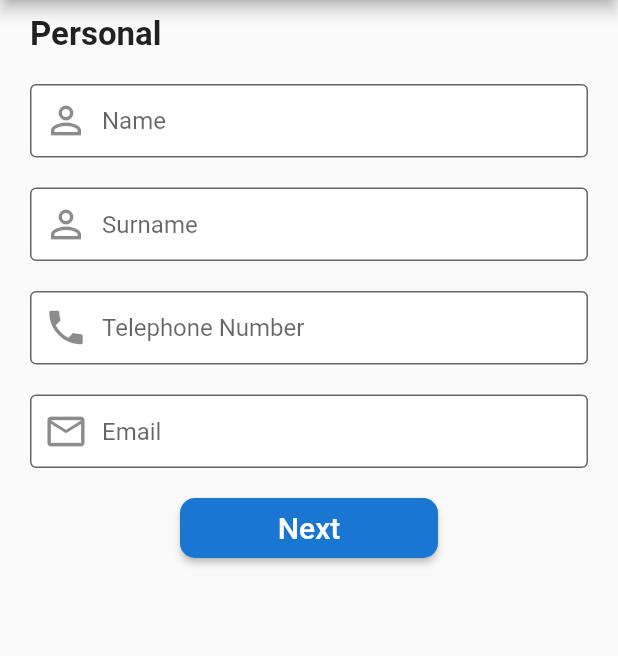
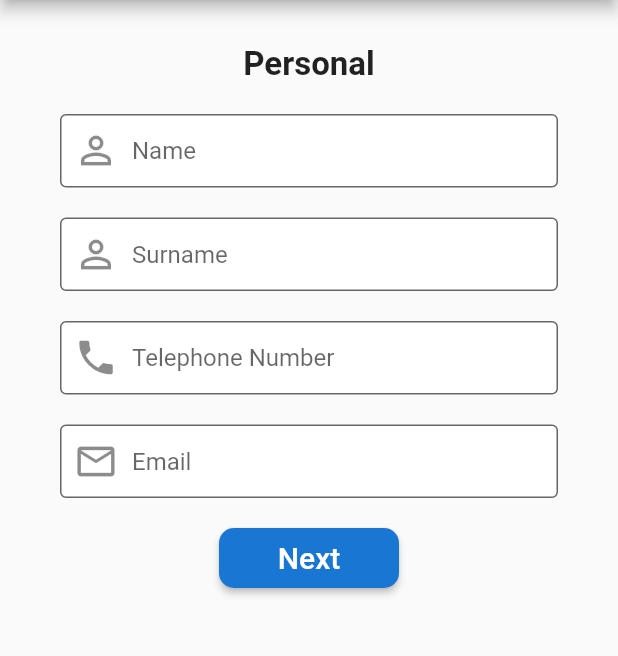
Before and after one commit to pinyada-sengate/xpress_documents, a Flutter app: the AddCustomerScreen screen opened directly, on a phone screen of 412 x 824 dp, the part 84-740 px from its top. Run offline on Flutter 3.47's test engine with Material 2 defaults, Android fonts, the phone set to English and light mode, and no system bars; our stand-ins replace cloud_firestore, firebase_core; accounts and stored records are empty.

Commit message:
refactor add customer and add validation

```diff
--- a/lib/screens/add_customer_screen.dart
+++ b/lib/screens/add_customer_screen.dart
@@ -2,8 +2,8 @@ import 'package:cloud_firestore/cloud_firestore.dart';
 import 'package:flutter/material.dart';
 
 import '../data/data.dart';
-import '../models/customer.dart';
 import 'add_customer_address_screen.dart';
+import '../mixins/validation_mixin.dart';
 
 class AddCustomerScreen extends StatefulWidget {
   const AddCustomerScreen({Key? key}) : super(key: key);
@@ -12,9 +12,16 @@ class AddCustomerScreen extends StatefulWidget {
   State<AddCustomerScreen> createState() => _AddCustomerScreenState();
 }
 
-class _AddCustomerScreenState extends State<AddCustomerScreen> {
-  CollectionReference _customerCollection =
+class _AddCustomerScreenState extends State<AddCustomerScreen>
+    with ValidationMixin {
+  final formKey = GlobalKey<FormState>();
+  final CollectionReference _customerCollection =
       FirebaseFirestore.instance.collection('customers');
+
+  String name = '';
+  String surname = '';
+  String telephoneNumber = '';
+  String email = '';
 
   @override
   Widget build(BuildContext context) {
@@ -25,8 +32,15 @@ class _AddCustomerScreenState extends State<AddCustomerScreen> {
       ),
       body: ListView(
         children: <Widget>[
+          Container(
+            margin: EdgeInsets.all(20.0),
+            child: Form(
+              key: formKey,
+              child: Column(
+                children: <Widget>[
                   const Padding(
-            padding: EdgeInsets.symmetric(horizontal: 20.0, vertical: 10.0),
+                    padding:
+                        EdgeInsets.symmetric(horizontal: 20.0, vertical: 10.0),
                     child: Text(
                       'Personal',
                       style: TextStyle(
@@ -35,10 +49,26 @@ class _AddCustomerScreenState extends State<AddCustomerScreen> {
                       ),
                     ),
                   ),
-          const Padding(
-            padding: EdgeInsets.symmetric(horizontal: 20.0, vertical: 10.0),
-            child: TextField(
-              decoration: InputDecoration(
+                  nameField(),
+                  surnameField(),
+                  telephoneNumberField(),
+                  emailField(),
+                  submitButton(),
+                ],
+              ),
+            ),
+          ),
+        ],
+      ),
+    );
+  }
+
+  Widget nameField() {
+    return Padding(
+      padding: const EdgeInsets.symmetric(horizontal: 20.0, vertical: 10.0),
+      child: TextFormField(
+        keyboardType: TextInputType.name,
+        decoration: const InputDecoration(
           contentPadding: EdgeInsets.symmetric(vertical: 15.0),
           fillColor: Colors.white,
           filled: true,
@@ -53,12 +83,21 @@ class _AddCustomerScreenState extends State<AddCustomerScreen> {
             size: 30.0,
           ),
         ),
+        validator: validateName,
+        onSaved: (value) {
+          print('name: $value');
+          name = value!;
+        },
       ),
-          ),
-          const Padding(
-            padding: EdgeInsets.symmetric(horizontal: 20.0, vertical: 10.0),
-            child: TextField(
-              decoration: InputDecoration(
+    );
+  }
+
+  Widget surnameField() {
+    return Padding(
+      padding: const EdgeInsets.symmetric(horizontal: 20.0, vertical: 10.0),
+      child: TextFormField(
+        keyboardType: TextInputType.name,
+        decoration: const InputDecoration(
           contentPadding: EdgeInsets.symmetric(vertical: 15.0),
           fillColor: Colors.white,
           filled: true,
@@ -73,12 +112,21 @@ class _AddCustomerScreenState extends State<AddCustomerScreen> {
             size: 30.0,
           ),
         ),
+        validator: validateName,
+        onSaved: (value) {
+          print('surname: $value');
+          surname = value!;
+        },
       ),
-          ),
-          const Padding(
-            padding: EdgeInsets.symmetric(horizontal: 20.0, vertical: 10.0),
-            child: TextField(
-              decoration: InputDecoration(
+    );
+  }
+
+  Widget telephoneNumberField() {
+    return Padding(
+      padding: const EdgeInsets.symmetric(horizontal: 20.0, vertical: 10.0),
+      child: TextFormField(
+        keyboardType: TextInputType.phone,
+        decoration: const InputDecoration(
           contentPadding: EdgeInsets.symmetric(vertical: 15.0),
           fillColor: Colors.white,
           filled: true,
@@ -93,12 +141,20 @@ class _AddCustomerScreenState extends State<AddCustomerScreen> {
             size: 30.0,
           ),
         ),
+        validator: validateTelephoneNumber,
+        onSaved: (value) {
+          print('telephone number: $value');
+          telephoneNumber = value!;
+        },
       ),
-          ),
-          const Padding(
-            padding: EdgeInsets.symmetric(horizontal: 20.0, vertical: 10.0),
-            child: TextField(
-              decoration: InputDecoration(
+    );
+  }
+
+  Widget emailField() {
+    return Padding(
+      padding: const EdgeInsets.symmetric(horizontal: 20.0, vertical: 10.0),
+      child: TextFormField(
+        decoration: const InputDecoration(
           contentPadding: EdgeInsets.symmetric(vertical: 15.0),
           fillColor: Colors.white,
           filled: true,
@@ -113,27 +169,37 @@ class _AddCustomerScreenState extends State<AddCustomerScreen> {
             size: 30.0,
           ),
         ),
+        validator: validateEmail,
+        onSaved: (value) {
+          print('email: $value');
+          email = value!;
+        },
       ),
-          ),
-          Padding(
-            padding:
-                const EdgeInsets.symmetric(horizontal: 120.0, vertical: 10.0),
+    );
+  }
+
+  Widget submitButton() {
+    return Padding(
+      padding: const EdgeInsets.symmetric(vertical: 10.0),
       child: SizedBox(
         height: 40,
+        width: 120,
         child: ElevatedButton(
           onPressed: () async {
-                  // TODO: form validation
-                  Customer customer = currentUser.customers[0];
+            if (formKey.currentState!.validate()) {
+              formKey.currentState!.save();
+
               await _customerCollection.add({
-                    'name': customer.name,
-                    'surname': customer.surname,
-                    'email': customer.email,
-                    'phone_number': customer.phoneNumber,
-                    'address': customer.address,
-                    'city': customer.city,
-                    'state': customer.state,
-                    'zipcode': customer.zipcode,
+                'name': name,
+                'surname': surname,
+                'email': email,
+                'phone_number': telephoneNumber,
+//                'address': customer.address,
+//                'city': customer.city,
+//                'state': customer.state,
+//                'zipcode': customer.zipcode,
               });
+
               Navigator.push(
                 context,
                 MaterialPageRoute(
@@ -141,6 +207,7 @@ class _AddCustomerScreenState extends State<AddCustomerScreen> {
                           customer: currentUser.customers[0],
                         )),
               );
+            }
           },
           style: ButtonStyle(
             backgroundColor: MaterialStateProperty.all<Color>(
@@ -159,9 +226,6 @@ class _AddCustomerScreenState extends State<AddCustomerScreen> {
           ),
         ),
       ),
-          ),
-        ],
-      ),
     );
   }
 }
```
Also changed, not shown: lib/mixins/validation_mixin.dart (added, +30 -0 lines). Lines whose indentation alone changed are shown as unchanged.
